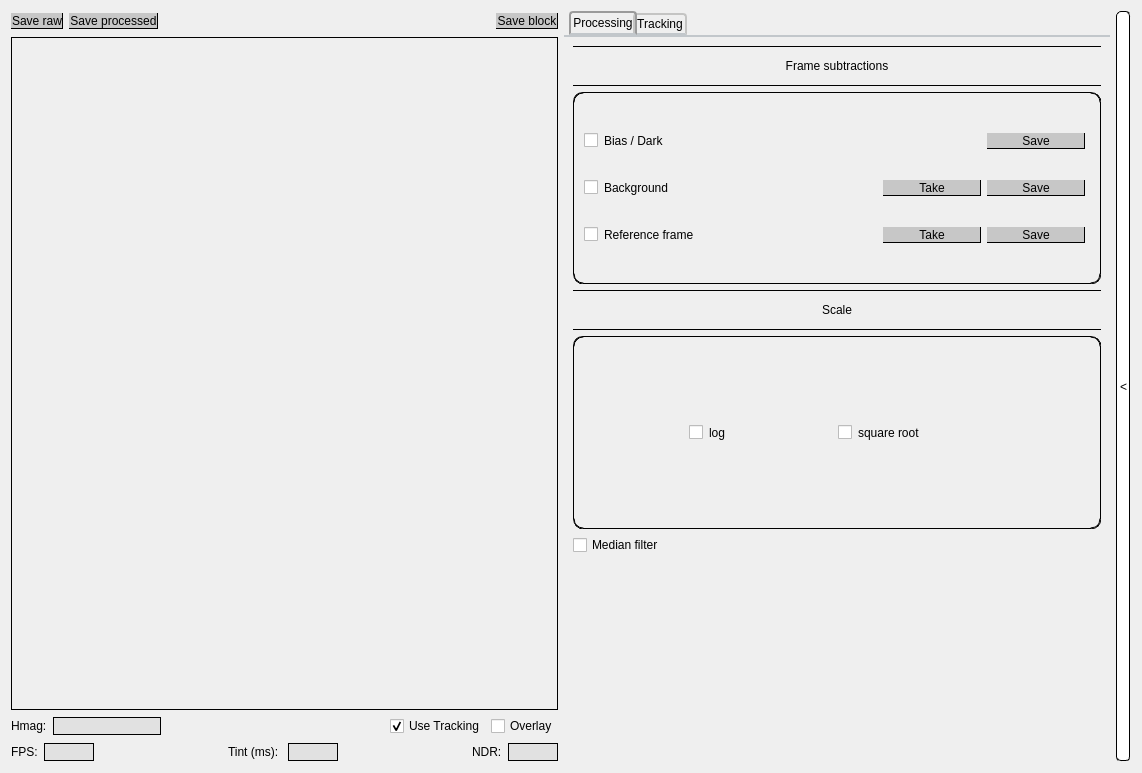
Old version of the form GUIs/Viewer/resources/Viewer.ui in the repository TobiasSchof/KPIC.
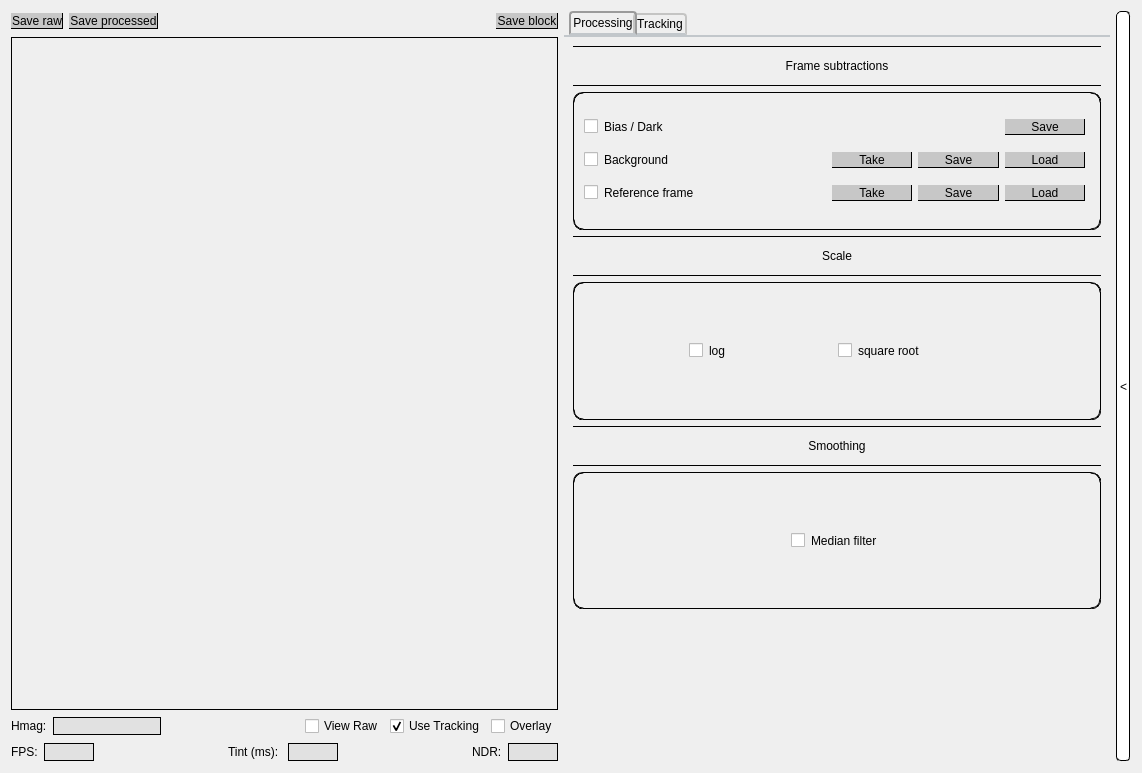
New version of the form. Custom widgets are drawn as their Qt base class.

Commit message: unvalidated but stable Viewer with raw img

```diff
--- a/GUIs/Viewer/resources/Viewer.ui
+++ b/GUIs/Viewer/resources/Viewer.ui
@@ -51,7 +51,7 @@
     </widget>
    </item>
    <item row="2" column="0" colspan="4">
-    <layout class="QGridLayout" name="view_opt_layout" columnstretch="0,0,0,0,0">
+    <layout class="QGridLayout" name="view_opt_layout" columnstretch="0,0,0,0,0,0">
      <item row="0" column="0">
       <widget class="QLabel" name="hmag_label">
        <property name="styleSheet">
@@ -62,7 +62,43 @@
        </property>
       </widget>
      </item>
-     <item row="0" column="4">
+     <item row="0" column="1">
+      <widget class="QLineEdit" name="hmag_field">
+       <property name="enabled">
+        <bool>true</bool>
+       </property>
+       <property name="sizePolicy">
+        <sizepolicy hsizetype="Fixed" vsizetype="Fixed">
+         <horstretch>0</horstretch>
+         <verstretch>0</verstretch>
+        </sizepolicy>
+       </property>
+       <property name="styleSheet">
+        <string notr="true">QLineEdit:focus
+{
+	border-color: black;
+	border-width: 1px;
+	border-style: solid;
+	background-color:white;
+}
+QLineEdit:!focus
+{
+	border-color: black;
+	border-width: 1px;
+	border-style: solid;
+	background-color: rgba(0, 0, 0, 15);
+}
+QLineEdit:!enabled
+{
+	border-color: black;
+	border-width: 1px;
+	border-style: solid;
+	background-color: rgba(0, 0, 0, 75);
+}</string>
+       </property>
+      </widget>
+     </item>
+     <item row="0" column="5">
       <widget class="QCheckBox" name="overlay">
        <property name="text">
         <string>Overlay</string>
@@ -72,6 +108,19 @@
        </property>
       </widget>
      </item>
+     <item row="0" column="4">
+      <widget class="Base_use_chk" name="base_img_chk">
+       <property name="toolTip">
+        <string>If checked, image processing will start from the image that the tracking loop is using. Otherwise, a raw image will be used to start</string>
+       </property>
+       <property name="text">
+        <string>Use Tracking</string>
+       </property>
+       <property name="checked">
+        <bool>true</bool>
+       </property>
+      </widget>
+     </item>
      <item row="0" column="2">
       <spacer name="hmag_overlay_spacer">
        <property name="orientation">
@@ -85,56 +134,7 @@
        </property>
       </spacer>
      </item>
-     <item row="0" column="3">
-      <widget class="QCheckBox" name="base_img_chk">
-       <property name="toolTip">
-        <string>If checked, image processing will start from the image that the tracking loop is using. Otherwise, a raw image will be used to start</string>
-       </property>
-       <property name="text">
-        <string>Use Tracking</string>
-       </property>
-       <property name="checked">
-        <bool>true</bool>
-       </property>
-      </widget>
-     </item>
-     <item row="0" column="1">
-      <widget class="QLineEdit" name="hmag_field">
-       <property name="enabled">
-        <bool>true</bool>
-       </property>
-       <property name="sizePolicy">
-        <sizepolicy hsizetype="Fixed" vsizetype="Fixed">
-         <horstretch>0</horstretch>
-         <verstretch>0</verstretch>
-        </sizepolicy>
-       </property>
-       <property name="styleSheet">
-        <string notr="true">QLineEdit:focus
-{
-	border-color: black;
-	border-width: 1px;
-	border-style: solid;
-	background-color:white;
-}
-QLineEdit:!focus
-{
-	border-color: black;
-	border-width: 1px;
-	border-style: solid;
-	background-color: rgba(0, 0, 0, 15);
-}
-QLineEdit:!enabled
-{
-	border-color: black;
-	border-width: 1px;
-	border-style: solid;
-	background-color: rgba(0, 0, 0, 75);
-}</string>
-       </property>
-      </widget>
-     </item>
-     <item row="1" column="0" colspan="5">
+     <item row="1" column="0" colspan="6">
       <layout class="QHBoxLayout" name="cam_config_layout" stretch="0,0,10,0,0,10,0,0">
        <item>
         <widget class="QLabel" name="fps_lbl">
@@ -299,6 +299,13 @@
        </item>
       </layout>
      </item>
+     <item row="0" column="3">
+      <widget class="Raw_im_chk" name="raw_view">
+       <property name="text">
+        <string>View Raw</string>
+       </property>
+      </widget>
+     </item>
     </layout>
    </item>
    <item row="0" column="8" rowspan="3">
@@ -442,6 +449,9 @@
       <layout class="QGridLayout" name="gridLayout_2">
        <item row="1" column="1">
         <widget class="QFrame" name="subtraction_frame">
+         <property name="enabled">
+          <bool>true</bool>
+         </property>
          <property name="sizePolicy">
           <sizepolicy hsizetype="Preferred" vsizetype="Preferred">
            <horstretch>0</horstretch>
@@ -456,7 +466,7 @@
          <property name="frameShape">
           <enum>QFrame::Panel</enum>
          </property>
-         <layout class="QGridLayout" name="gridLayout_12" columnstretch="3,1,1">
+         <layout class="QGridLayout" name="gridLayout_12" columnstretch="3,1,1,1">
           <property name="leftMargin">
            <number>10</number>
           </property>
@@ -499,30 +509,6 @@
             </property>
            </widget>
           </item>
-          <item row="0" column="2">
-           <widget class="QPushButton" name="bias_save">
-            <property name="toolTip">
-             <string/>
-            </property>
-            <property name="styleSheet">
-             <string notr="true">QPushButton { 
-	background-color: #c7c7c7;
-	border-radius: 0px;
-	border-style: inset;
-	border-width: 1px;
-}
-QPushButton:pressed {
-	background-color: white;
-	border-radius: 0px;
-	border-style: outset;
-	border-width: 1px;
-}</string>
-            </property>
-            <property name="text">
-             <string>Save</string>
-            </property>
-           </widget>
-          </item>
           <item row="1" column="1">
            <widget class="QPushButton" name="bkgrd_take">
             <property name="styleSheet">
@@ -607,6 +593,72 @@
             </property>
            </widget>
           </item>
+          <item row="1" column="3">
+           <widget class="QPushButton" name="bkgrd_load">
+            <property name="styleSheet">
+             <string notr="true">QPushButton { 
+	background-color: #c7c7c7;
+	border-radius: 0px;
+	border-style: inset;
+	border-width: 1px;
+}
+QPushButton:pressed {
+	background-color: white;
+	border-radius: 0px;
+	border-style: outset;
+	border-width: 1px;
+}</string>
+            </property>
+            <property name="text">
+             <string>Load</string>
+            </property>
+           </widget>
+          </item>
+          <item row="2" column="3">
+           <widget class="QPushButton" name="ref_load">
+            <property name="styleSheet">
+             <string notr="true">QPushButton { 
+	background-color: #c7c7c7;
+	border-radius: 0px;
+	border-style: inset;
+	border-width: 1px;
+}
+QPushButton:pressed {
+	background-color: white;
+	border-radius: 0px;
+	border-style: outset;
+	border-width: 1px;
+}</string>
+            </property>
+            <property name="text">
+             <string>Load</string>
+            </property>
+           </widget>
+          </item>
+          <item row="0" column="3">
+           <widget class="QPushButton" name="bias_save">
+            <property name="toolTip">
+             <string/>
+            </property>
+            <property name="styleSheet">
+             <string notr="true">QPushButton { 
+	background-color: #c7c7c7;
+	border-radius: 0px;
+	border-style: inset;
+	border-width: 1px;
+}
+QPushButton:pressed {
+	background-color: white;
+	border-radius: 0px;
+	border-style: outset;
+	border-width: 1px;
+}</string>
+            </property>
+            <property name="text">
+             <string>Save</string>
+            </property>
+           </widget>
+          </item>
          </layout>
         </widget>
        </item>
@@ -662,7 +714,35 @@
          </layout>
         </widget>
        </item>
-       <item row="5" column="1">
+       <item row="4" column="1">
+        <widget class="QLabel" name="smoot_label">
+         <property name="sizePolicy">
+          <sizepolicy hsizetype="Preferred" vsizetype="Fixed">
+           <horstretch>0</horstretch>
+           <verstretch>0</verstretch>
+          </sizepolicy>
+         </property>
+         <property name="minimumSize">
+          <size>
+           <width>0</width>
+           <height>40</height>
+          </size>
+         </property>
+         <property name="styleSheet">
+          <string notr="true">border-width: 1px;
+border-style: solid;
+border-left-style: none;
+border-right-style: none;</string>
+         </property>
+         <property name="text">
+          <string>Smoothing</string>
+         </property>
+         <property name="alignment">
+          <set>Qt::AlignCenter</set>
+         </property>
+        </widget>
+       </item>
+       <item row="7" column="1">
         <layout class="QHBoxLayout" name="horizontalLayout">
          <property name="spacing">
           <number>-1</number>
@@ -850,11 +930,46 @@
          </property>
         </widget>
        </item>
-       <item row="4" column="1">
-        <widget class="QCheckBox" name="med_filt">
-         <property name="text">
-          <string>Median filter</string>
+       <item row="5" column="1">
+        <widget class="QFrame" name="smooth_frame">
+         <property name="sizePolicy">
+          <sizepolicy hsizetype="Preferred" vsizetype="Preferred">
+           <horstretch>0</horstretch>
+           <verstretch>0</verstretch>
+          </sizepolicy>
          </property>
+         <property name="styleSheet">
+          <string notr="true">border-radius: 10px;
+border-style: ridge;
+border-width: 1px;</string>
+         </property>
+         <property name="frameShape">
+          <enum>QFrame::Panel</enum>
+         </property>
+         <layout class="QGridLayout" name="gridLayout_13" columnstretch="0">
+          <property name="leftMargin">
+           <number>10</number>
+          </property>
+          <property name="topMargin">
+           <number>10</number>
+          </property>
+          <property name="rightMargin">
+           <number>15</number>
+          </property>
+          <property name="bottomMargin">
+           <number>10</number>
+          </property>
+          <item row="0" column="0" alignment="Qt::AlignHCenter">
+           <widget class="QCheckBox" name="med_filt">
+            <property name="styleSheet">
+             <string notr="true">border-style: none</string>
+            </property>
+            <property name="text">
+             <string>Median filter</string>
+            </property>
+           </widget>
+          </item>
+         </layout>
         </widget>
        </item>
       </layout>
@@ -2121,6 +2236,16 @@
    <extends>QPushButton</extends>
    <header>Viewer_Widgets.h</header>
   </customwidget>
+  <customwidget>
+   <class>Raw_im_chk</class>
+   <extends>QCheckBox</extends>
+   <header>Viewer_Widgets.h</header>
+  </customwidget>
+  <customwidget>
+   <class>Base_use_chk</class>
+   <extends>QCheckBox</extends>
+   <header>Viewer_Widgets.h</header>
+  </customwidget>
  </customwidgets>
  <resources>
   <include location="images.qrc"/>
```
The commit also changes 5 other files.
